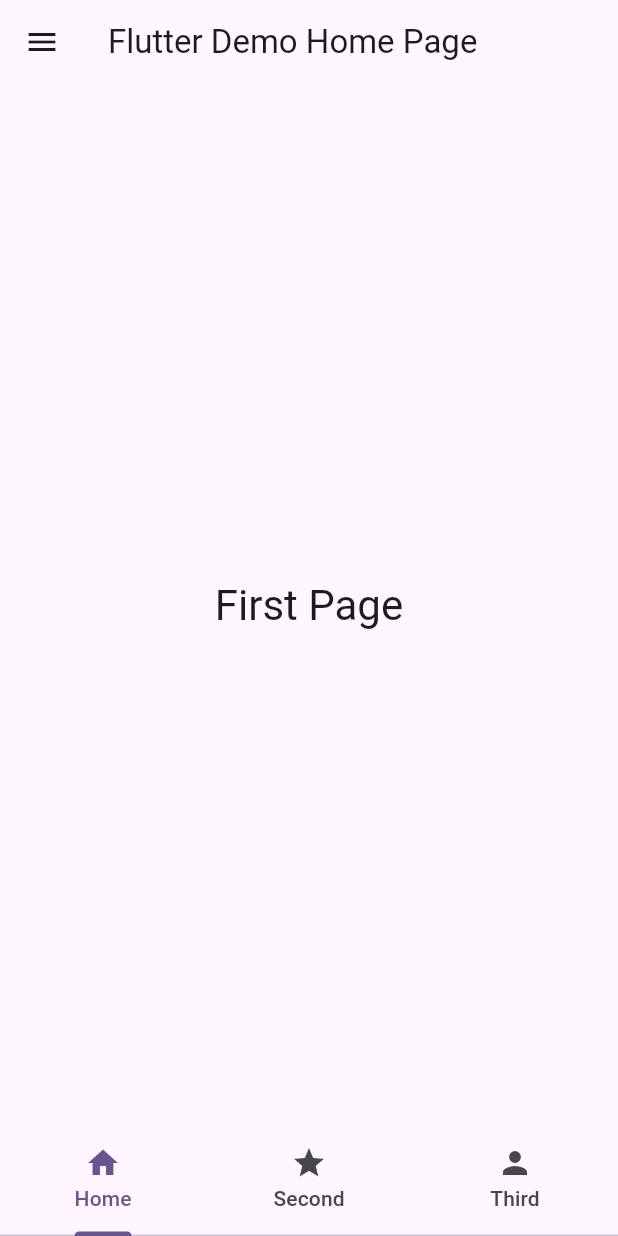
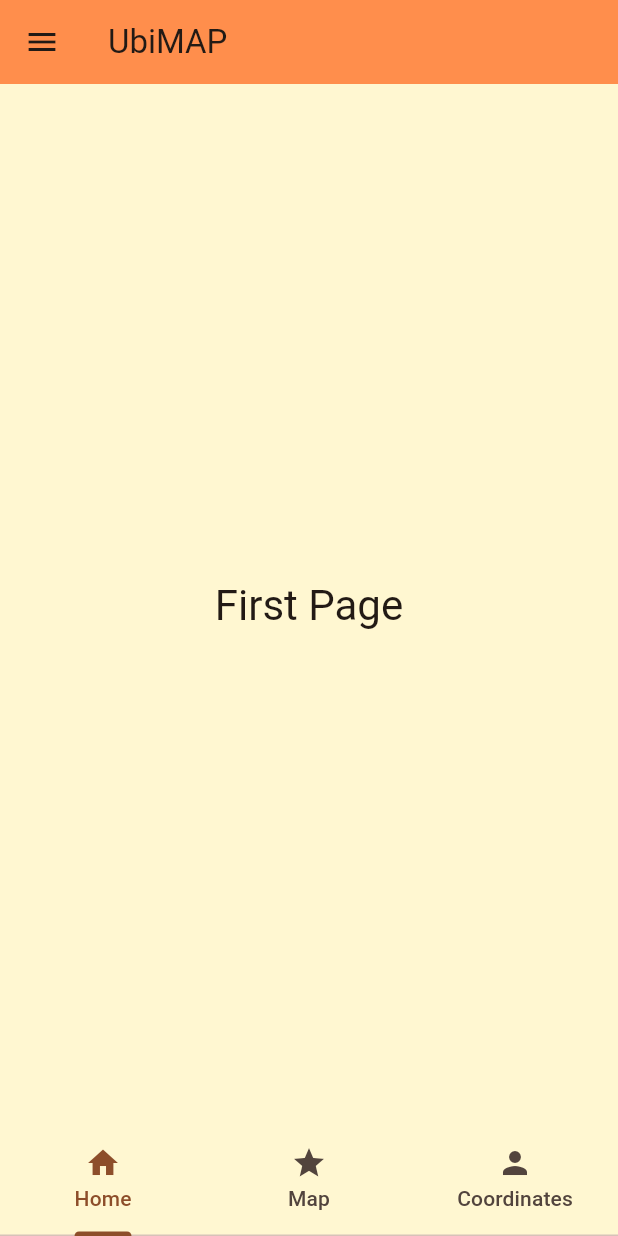
Before and after one commit to afuentesr11/UbiMapFlutter, a Flutter app: the screen it shows after launch, on a phone screen of 412 x 824 dp. Run offline on Flutter 3.47's test engine with Material 3 defaults, Android fonts, the phone set to English and light mode, and no system bars.

Commit message:
Commit con estilo

```diff
--- a/lib/main.dart
+++ b/lib/main.dart
@@ -2,6 +2,7 @@ import 'package:flutter/material.dart';
 import 'package:flutterproyect/screens/first.dart';
 import 'package:flutterproyect/screens/second.dart';
 import 'package:flutterproyect/screens/third.dart';
+import 'package:flutterproyect/styles/Colors.dart';
 import 'package:flutterproyect/widgets/sideMenu.dart';
 
 void main() {
@@ -14,12 +15,13 @@ class MyApp extends StatelessWidget {
   @override
   Widget build(BuildContext context) {
     return MaterialApp(
-      title: 'Flutter Demo',
+      title: 'UbiMAP',
       theme: ThemeData(
-        colorScheme: ColorScheme.fromSeed(seedColor: Colors.deepPurple),
+        colorScheme: ColorScheme.fromSeed(seedColor: AppColors.lightOrange),
         useMaterial3: true,
+        scaffoldBackgroundColor: AppColors.grey
       ),
-      home: const MyHomePage(title: 'Flutter Demo Home Page'),
+      home: const MyHomePage(title: 'UbiMAP'),
     );
   }
 }
@@ -36,6 +38,7 @@ class MyHomePage extends StatelessWidget {
       child: Scaffold(
         appBar: AppBar(
           title: Text(title),
+          backgroundColor: AppColors.lightOrange,
         ),
         drawer: menulateral(context),
         body: const TabBarView(
@@ -48,8 +51,8 @@ class MyHomePage extends StatelessWidget {
         bottomNavigationBar: const TabBar(
           tabs: [
             Tab(icon: Icon(Icons.home), text: 'Home'),
-            Tab(icon: Icon(Icons.star), text: 'Second'),
-            Tab(icon: Icon(Icons.person), text: 'Third'),
+            Tab(icon: Icon(Icons.star), text: 'Map'),
+            Tab(icon: Icon(Icons.person), text: 'Coordinates'),
           ],
         ),
       ),
--- /dev/null
+++ b/lib/styles/Colors.dart
@@ -0,0 +1,16 @@
+import 'package:flutter/material.dart';
+
+/// Clase para almacenar los colores de la aplicación
+class AppColors {
+  // Color Naranja Claro
+  static const Color lightOrange = Color(0xFFFF8E4C);
+
+  // Color Gris
+  static const Color darkgrey = Color(0xFF3E454F);
+
+  // Color Naranja Oscuro
+  static const Color darkOrange = Color(0xFFFF6813);
+
+  // Color Gris Oscuro
+  static const Color grey = Color(0xFFfff7d1);
+}
--- a/lib/widgets/sideMenu.dart
+++ b/lib/widgets/sideMenu.dart
@@ -1,5 +1,6 @@
 import 'package:flutter/cupertino.dart';
 import 'package:flutter/material.dart';
+import 'package:flutterproyect/styles/Colors.dart';
 
 Widget menulateral(BuildContext context){
   return Drawer(
@@ -8,7 +9,7 @@ Widget menulateral(BuildContext context){
       children: <Widget>[
         const DrawerHeader(
           decoration: BoxDecoration(
-            color: Colors.deepPurple,
+            color: AppColors.lightOrange,
           ),
           child: Text(
             'Menu',
```
